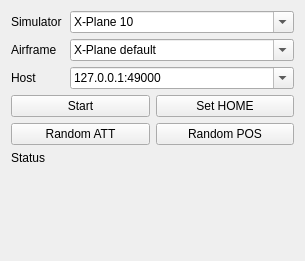
Qt form src/ui/QGCHilConfiguration.ui (mavlink/qgroundcontrol) before a commit.
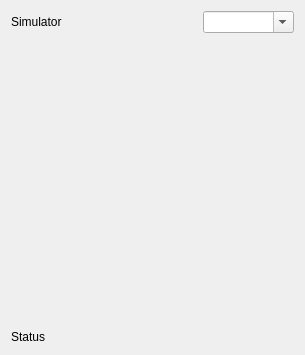
The same form after that commit.

```diff
--- a/src/ui/QGCHilConfiguration.ui
+++ b/src/ui/QGCHilConfiguration.ui
@@ -7,70 +7,13 @@
     <x>0</x>
     <y>0</y>
     <width>305</width>
-    <height>261</height>
+    <height>355</height>
    </rect>
   </property>
   <property name="windowTitle">
    <string>Form</string>
   </property>
-  <layout class="QGridLayout" name="gridLayout" columnstretch="40,60,50,50">
-   <item row="1" column="1" colspan="3">
-    <widget class="QComboBox" name="airframeComboBox">
-     <property name="editable">
-      <bool>true</bool>
-     </property>
-     <item>
-      <property name="text">
-       <string>X-Plane default</string>
-      </property>
-     </item>
-     <item>
-      <property name="text">
-       <string>QRO_X/MK</string>
-      </property>
-     </item>
-     <item>
-      <property name="text">
-       <string>QRO_X/Ardrone</string>
-      </property>
-     </item>
-     <item>
-      <property name="text">
-       <string>QRO_X/PWM</string>
-      </property>
-     </item>
-     <item>
-      <property name="text">
-       <string>Unlimited</string>
-      </property>
-     </item>
-     <item>
-      <property name="text">
-       <string>Twinjet</string>
-      </property>
-     </item>
-     <item>
-      <property name="text">
-       <string>Early Bird</string>
-      </property>
-     </item>
-     <item>
-      <property name="text">
-       <string>Reno Racer</string>
-      </property>
-     </item>
-     <item>
-      <property name="text">
-       <string>Slowstick</string>
-      </property>
-     </item>
-     <item>
-      <property name="text">
-       <string>Tiny</string>
-      </property>
-     </item>
-    </widget>
-   </item>
+  <layout class="QGridLayout" name="gridLayout" columnstretch="40,0,0">
    <item row="0" column="0">
     <widget class="QLabel" name="simLabel">
      <property name="text">
@@ -78,32 +21,21 @@
      </property>
     </widget>
    </item>
-   <item row="4" column="2" colspan="2">
-    <widget class="QPushButton" name="setHomeButton">
-     <property name="text">
-      <string>Set HOME</string>
-     </property>
-    </widget>
-   </item>
-   <item row="7" column="0">
-    <widget class="QLabel" name="statusLabel">
-     <property name="text">
-      <string>Status</string>
-     </property>
-    </widget>
-   </item>
-   <item row="1" column="0">
-    <widget class="QLabel" name="label">
-     <property name="text">
-      <string>Airframe</string>
-     </property>
-    </widget>
-   </item>
-   <item row="0" column="1" colspan="3">
+   <item row="0" column="1" colspan="2">
     <widget class="QComboBox" name="simComboBox">
      <property name="editable">
       <bool>true</bool>
      </property>
+     <item>
+      <property name="text">
+       <string/>
+      </property>
+     </item>
+     <item>
+      <property name="text">
+       <string>Flightgear</string>
+      </property>
+     </item>
      <item>
       <property name="text">
        <string>X-Plane 10</string>
@@ -116,58 +48,32 @@
      </item>
     </widget>
    </item>
-   <item row="2" column="1" colspan="3">
-    <widget class="QComboBox" name="hostComboBox">
-     <property name="editable">
-      <bool>true</bool>
+   <item row="1" column="0" colspan="3">
+    <widget class="QDockWidget" name="simulatorConfigurationDockWidget">
+     <property name="sizePolicy">
+      <sizepolicy hsizetype="Preferred" vsizetype="Preferred">
+       <horstretch>0</horstretch>
+       <verstretch>0</verstretch>
+      </sizepolicy>
      </property>
-     <item>
-      <property name="text">
-       <string>127.0.0.1:49000</string>
-      </property>
-     </item>
-    </widget>
-   </item>
-   <item row="6" column="2" colspan="2">
-    <widget class="QPushButton" name="randomPositionButton">
-     <property name="text">
-      <string>Random POS</string>
-     </property>
-    </widget>
-   </item>
-   <item row="6" column="0" colspan="2">
-    <widget class="QPushButton" name="randomAttitudeButton">
-     <property name="text">
-      <string>Random ATT</string>
-     </property>
-    </widget>
-   </item>
-   <item row="2" column="0">
-    <widget class="QLabel" name="hostLabel">
-     <property name="text">
-      <string>Host</string>
-     </property>
-    </widget>
-   </item>
-   <item row="4" column="0" colspan="2">
-    <widget class="QPushButton" name="startButton">
-     <property name="text">
-      <string>Start</string>
-     </property>
-    </widget>
-   </item>
-   <item row="8" column="0">
-    <spacer name="verticalSpacer">
-     <property name="orientation">
-      <enum>Qt::Vertical</enum>
-     </property>
-     <property name="sizeHint" stdset="0">
+     <property name="minimumSize">
       <size>
-       <width>20</width>
-       <height>40</height>
+       <width>33</width>
+       <height>150</height>
       </size>
      </property>
-    </spacer>
+     <property name="features">
+      <set>QDockWidget::NoDockWidgetFeatures</set>
+     </property>
+     <widget class="QWidget" name="dockWidgetContents"/>
+    </widget>
+   </item>
+   <item row="2" column="0">
+    <widget class="QLabel" name="statusLabel">
+     <property name="text">
+      <string>Status</string>
+     </property>
+    </widget>
    </item>
   </layout>
  </widget>
```
